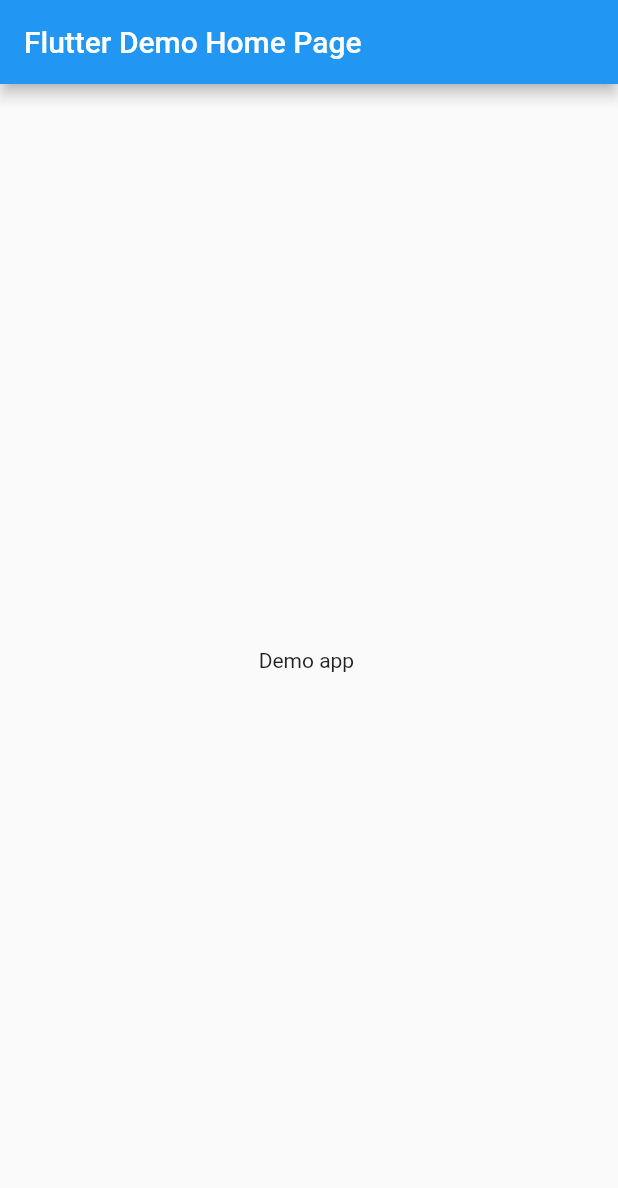
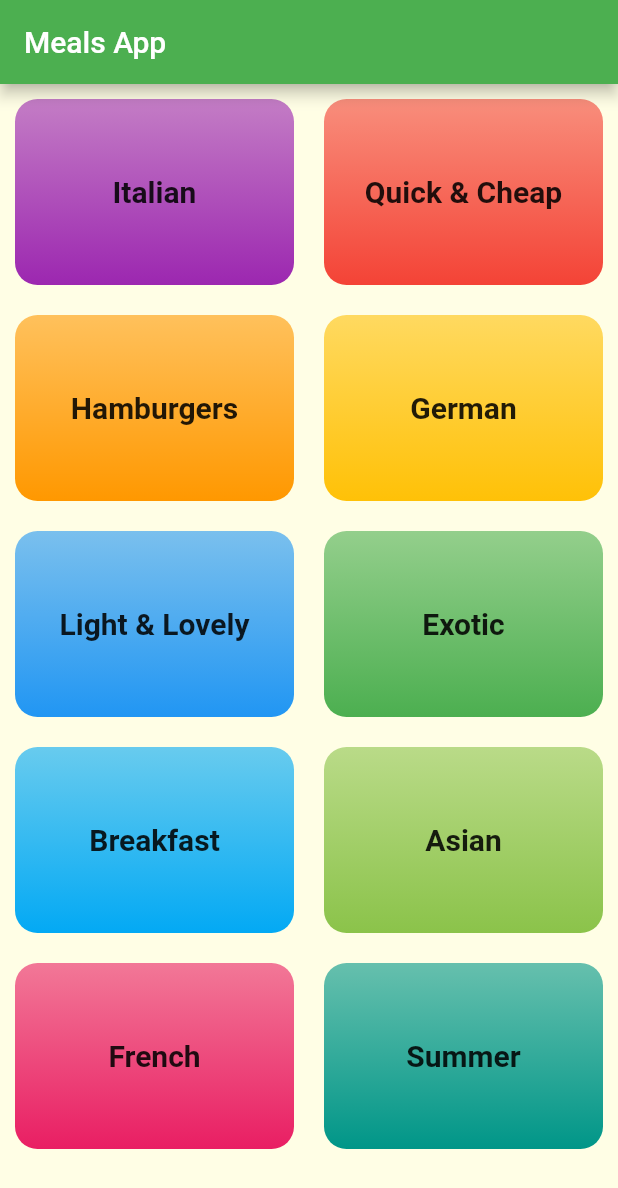
Before and after one commit to ledungcobra/meals_app, a Flutter app: the screen it shows after launch, on a phone screen of 412 x 824 dp. Shown: the top 1188 px of the screen. Run offline on Flutter 3.47's test engine with Material 2 defaults, Android fonts, the phone set to English and light mode, and no system bars; Roboto replaces fonts that are missing (Raleway, RobotoCondensed).

Commit message:
CategoriesScreen

```diff
--- /dev/null
+++ b/lib/dummy_categories.dart
@@ -0,0 +1,15 @@
+import 'package:flutter/material.dart';
+import './models/category.dart';
+
+const DUMMY_CATEGORIES = const [
+  Category(id: 'c1', color: Colors.purple, title: 'Italian'),
+  Category(title: 'Quick & Cheap', color: Colors.red, id: 'c2'),
+  Category(title: 'Hamburgers', id: 'c3', color: Colors.orange),
+  Category(title: 'German', id: 'c4', color: Colors.amber),
+  Category(title: 'Light & Lovely', color: Colors.blue, id: 'c5'),
+  Category(title: 'Exotic', color: Colors.green, id: 'c6'),
+  Category(title: 'Breakfast', color: Colors.lightBlue, id: 'c7'),
+  Category(title: 'Asian', id: 'c8', color: Colors.lightGreen),
+  Category(title: 'French', color: Colors.pink, id: 'c9'),
+  Category(title: 'Summer', color: Colors.teal, id: 'c10')
+];
--- a/lib/main.dart
+++ b/lib/main.dart
@@ -1,4 +1,5 @@
 import 'package:flutter/material.dart';
+import './screens/categories_screen.dart';
 
 void main() => runApp(MyApp());
 
@@ -7,37 +8,23 @@ class MyApp extends StatelessWidget {
   @override
   Widget build(BuildContext context) {
     return MaterialApp(
+      debugShowCheckedModeBanner: false,
       title: 'Meals App',
       theme: ThemeData(
-        primarySwatch: Colors.blue,
-      ),
-      home: MyHomePage(title: 'Flutter Demo Home Page'),
+          primarySwatch: Colors.pink,
+          accentColor: Colors.amber,
+          canvasColor: Color.fromRGBO(255, 254, 229, 1),
+          fontFamily: 'Raleway',
+          textTheme: ThemeData.light().textTheme.copyWith(
+              body1: TextStyle(color: Color.fromRGBO(20, 51, 51, 1)),
+              body2: TextStyle(color: Color.fromRGBO(20, 51, 51, 1)),
+              title: TextStyle(
+                fontSize: 20,
+                fontFamily: 'RobotoCondensed',
+                fontWeight: FontWeight.bold,
+
+              ))),
+      home: Material(child: CategoriesScreen()),
     );
   }
 }
-
-class MyHomePage extends StatefulWidget {
-  MyHomePage({Key key, this.title}) : super(key: key);
-  final String title;
-
-  @override
-  _MyHomePageState createState() => _MyHomePageState();
-}
-
-class _MyHomePageState extends State<MyHomePage> {
-
-  @override
-  Widget build(BuildContext context) {
-    return Scaffold(
-      appBar: AppBar(
-
-        title: Text(widget.title),
-      ),
-      body: Center(
-        child: Text('Demo app '),
-
-      ),
-
-    );
-  }
-}
--- /dev/null
+++ b/lib/models/category.dart
@@ -0,0 +1,16 @@
+import 'package:flutter/material.dart';
+
+class Category {
+  final String id;
+  final String title;
+  final Color color;
+
+  const Category({
+    @required
+    this.id,
+    @required
+    this.title,
+    @required
+    this.color,
+  });
+}
--- /dev/null
+++ b/lib/screens/categories_screen.dart
@@ -0,0 +1,53 @@
+import 'dart:io';
+
+import 'package:flutter/cupertino.dart';
+import 'package:flutter/material.dart';
+
+import 'package:meals_app/dummy_categories.dart';
+import '../widgets/category_item.dart';
+
+class CategoriesScreen extends StatelessWidget {
+  const CategoriesScreen({Key key}) : super(key: key);
+
+  @override
+  Widget build(BuildContext context) {
+    bool isIos = Platform.isIOS;
+    final PreferredSizeWidget appBar = isIos
+        ? CupertinoNavigationBar(
+            middle: Text(
+              'Meals App',
+              style: const TextStyle(color: Colors.red, fontSize: 20),
+            ),
+          )
+        : AppBar(
+            title: Text("Meals App"),
+            backgroundColor: Colors.green,
+          );
+    final bodyPage = SafeArea(
+      child: GridView(
+        padding: EdgeInsets.all(10),
+        children: DUMMY_CATEGORIES.map((item) {
+          return CategoryItem(title: item.title, color: item.color);
+        }).toList(),
+        gridDelegate: SliverGridDelegateWithMaxCrossAxisExtent(
+            //Width of item
+            maxCrossAxisExtent: 200,
+            //Width 200 ,height 300;
+
+            childAspectRatio: 300 / 200,
+            crossAxisSpacing: 20,
+            mainAxisSpacing: 20),
+      ),
+    );
+    return isIos
+        ? CupertinoPageScaffold(
+            navigationBar: appBar,
+            child: bodyPage,
+            backgroundColor: Colors.amber[90],
+          )
+        : Scaffold(
+            appBar: appBar,
+            body: bodyPage,
+          );
+  }
+}
--- /dev/null
+++ b/lib/widgets/category_item.dart
@@ -0,0 +1,28 @@
+import 'package:flutter/material.dart';
+
+class CategoryItem extends StatelessWidget {
+  final String title;
+  final Color color;
+  CategoryItem({this.color, this.title});
+
+  @override
+  Widget build(BuildContext context) {
+    return Container(
+      padding: const EdgeInsets.all(15),
+      child: Center(
+          child: Text(
+        this.title,
+        style: Theme.of(context).textTheme.title,
+      )),
+      decoration: BoxDecoration(
+        color: this.color,
+        gradient: LinearGradient(
+          colors: [color.withOpacity(0.6), color],
+          begin: Alignment.topCenter,
+          end: Alignment.bottomCenter,
+        ),
+        borderRadius: BorderRadius.circular(15),
+      ),
+    );
+  }
+}
```
Also changed, not shown: pubspec.yaml (+23 -11 lines), assets/fonts/Raleway-Black.ttf (added), assets/fonts/Raleway-Bold.ttf (added), assets/fonts/Raleway-Regular.ttf (added), assets/fonts/RobotoCondensed-Bold.ttf (added), assets/fonts/RobotoCondensed-Italic.ttf (added), assets/fonts/RobotoCondensed-Light.ttf (added), assets/fonts/RobotoCondensed-Regular.ttf (added).
